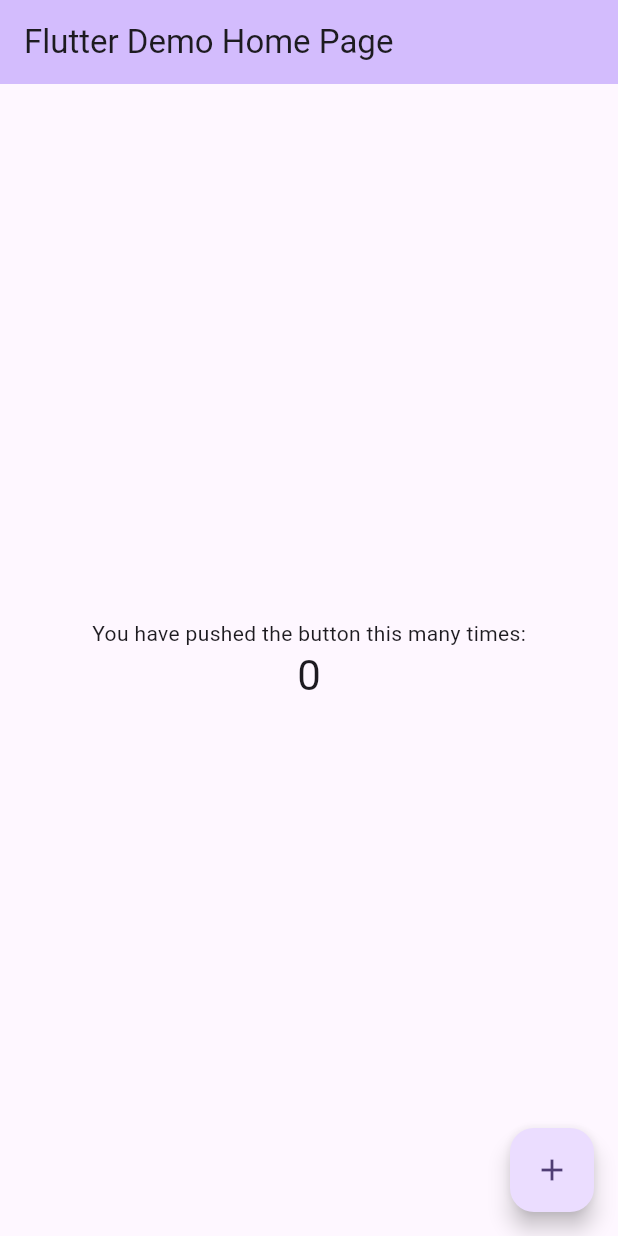
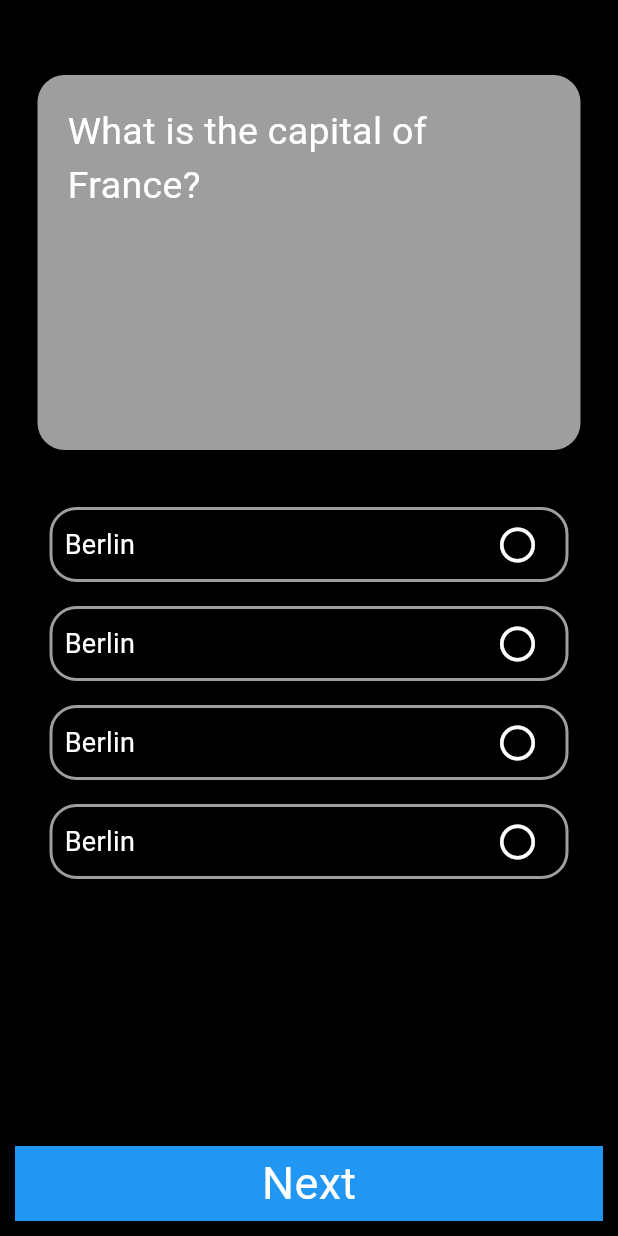
Before and after one commit to Pranavp37/quiz_app, a Flutter app: the screen it shows after launch, on a phone screen of 412 x 824 dp. Run offline on Flutter 3.47's test engine with Material 3 defaults, Android fonts, the phone set to English and light mode, and no system bars.

Commit message:
ui completed

```diff
--- /dev/null
+++ b/lib/dummy_db.dart
@@ -0,0 +1,74 @@
+class DummyDb {
+  static List<Map<String, dynamic>> questions = [
+    {
+      "question": "What is the capital of France?",
+      "options": ["Berlin", "Paris", "Madrid", "Rome"],
+      "answer": 1, // Paris
+    },
+    {
+      "question": "What is 2 + 2?",
+      "options": ["3", "4", "5", "6"],
+      "answer": 1, // 4
+    },
+    {
+      "question": "Who wrote 'Romeo and Juliet'?",
+      "options": [
+        "William Shakespeare",
+        "Charles Dickens",
+        "Mark Twain",
+        "Jane Austen"
+      ],
+      "answer": 0, // William Shakespeare
+    },
+    {
+      "question": "Which planet is known as the Red Planet?",
+      "options": ["Earth", "Mars", "Jupiter", "Saturn"],
+      "answer": 1, // Mars
+    },
+    {
+      "question": "What is the largest ocean on Earth?",
+      "options": [
+        "Atlantic Ocean",
+        "Indian Ocean",
+        "Pacific Ocean",
+        "Arctic Ocean"
+      ],
+      "answer": 2, // Pacific Ocean
+    },
+    {
+      "question": "What is the square root of 64?",
+      "options": ["6", "7", "8", "9"],
+      "answer": 2, // 8
+    },
+    {
+      "question": "Which element has the chemical symbol 'O'?",
+      "options": ["Oxygen", "Osmium", "Gold", "Silver"],
+      "answer": 0, // Oxygen
+    },
+    {
+      "question": "In which year did the Titanic sink?",
+      "options": ["1910", "1912", "1914", "1916"],
+      "answer": 1, // 1912
+    },
+    {
+      "question": "What is the hardest natural substance on Earth?",
+      "options": ["Gold", "Iron", "Diamond", "Quartz"],
+      "answer": 2, // Diamond
+    },
+    {
+      "question": "Which country is known as the Land of the Rising Sun?",
+      "options": ["China", "Japan", "Thailand", "India"],
+      "answer": 1, // Japan
+    },
+    {
+      "question": "How many continents are there on Earth?",
+      "options": ["5", "6", "7", "8"],
+      "answer": 2, // 7
+    },
+    {
+      "question": "What is the boiling point of water?",
+      "options": ["90°C", "100°C", "110°C", "120°C"],
+      "answer": 1, // 100°C
+    },
+  ];
+}
--- a/lib/main.dart
+++ b/lib/main.dart
@@ -1,4 +1,5 @@
 import 'package:flutter/material.dart';
+import 'package:quiz/views/home_screen/home_screen.dart';
 
 void main() {
   runApp(const MyApp());
@@ -10,116 +11,9 @@
   // This widget is the root of your application.
   @override
   Widget build(BuildContext context) {
-    return MaterialApp(
-      title: 'Flutter Demo',
-      theme: ThemeData(
-        // This is the theme of your application.
-        //
-        // TRY THIS: Try running your application with "flutter run". You'll see
-        // the application has a purple toolbar. Then, without quitting the app,
-        // try changing the seedColor in the colorScheme below to Colors.green
-        // and then invoke "hot reload" (save your changes or press the "hot
-        // reload" button in a Flutter-supported IDE, or press "r" if you used
-        // the command line to start the app).
-        //
-        // Notice that the counter didn't reset back to zero; the application
-        // state is not lost during the reload. To reset the state, use hot
-        // restart instead.
-        //
-        // This works for code too, not just values: Most code changes can be
-        // tested with just a hot reload.
-        colorScheme: ColorScheme.fromSeed(seedColor: Colors.deepPurple),
-        useMaterial3: true,
-      ),
-      home: const MyHomePage(title: 'Flutter Demo Home Page'),
+    return const MaterialApp(
+      debugShowCheckedModeBanner: false,
+      home: HomeScreen(),
     );
   }
 }
-
-class MyHomePage extends StatefulWidget {
-  const MyHomePage({super.key, required this.title});
-
-  // This widget is the home page of your application. It is stateful, meaning
-  // that it has a State object (defined below) that contains fields that affect
-  // how it looks.
-
-  // This class is the configuration for the state. It holds the values (in this
-  // case the title) provided by the parent (in this case the App widget) and
-  // used by the build method of the State. Fields in a Widget subclass are
-  // always marked "final".
-
-  final String title;
-
-  @override
-  State<MyHomePage> createState() => _MyHomePageState();
-}
-
-class _MyHomePageState extends State<MyHomePage> {
-  int _counter = 0;
-
-  void _incrementCounter() {
-    setState(() {
-      // This call to setState tells the Flutter framework that something has
-      // changed in this State, which causes it to rerun the build method below
-      // so that the display can reflect the updated values. If we changed
-      // _counter without calling setState(), then the build method would not be
-      // called again, and so nothing would appear to happen.
-      _counter++;
-    });
-  }
-
-  @override
-  Widget build(BuildContext context) {
-    // This method is rerun every time setState is called, for instance as done
-    // by the _incrementCounter method above.
-    //
-    // The Flutter framework has been optimized to make rerunning build methods
-    // fast, so that you can just rebuild anything that needs updating rather
-    // than having to individually change instances of widgets.
-    return Scaffold(
-      appBar: AppBar(
-        // TRY THIS: Try changing the color here to a specific color (to
-        // Colors.amber, perhaps?) and trigger a hot reload to see the AppBar
-        // change color while the other colors stay the same.
-        backgroundColor: Theme.of(context).colorScheme.inversePrimary,
-        // Here we take the value from the MyHomePage object that was created by
-        // the App.build method, and use it to set our appbar title.
-        title: Text(widget.title),
-      ),
-      body: Center(
-        // Center is a layout widget. It takes a single child and positions it
-        // in the middle of the parent.
-        child: Column(
-          // Column is also a layout widget. It takes a list of children and
-          // arranges them vertically. By default, it sizes itself to fit its
-          // children horizontally, and tries to be as tall as its parent.
-          //
-          // Column has various properties to control how it sizes itself and
-          // how it positions its children. Here we use mainAxisAlignment to
-          // center the children vertically; the main axis here is the vertical
-          // axis because Columns are vertical (the cross axis would be
-          // horizontal).
-          //
-          // TRY THIS: Invoke "debug painting" (choose the "Toggle Debug Paint"
-          // action in the IDE, or press "p" in the console), to see the
-          // wireframe for each widget.
-          mainAxisAlignment: MainAxisAlignment.center,
-          children: <Widget>[
-            const Text(
-              'You have pushed the button this many times:',
-            ),
-            Text(
-              '$_counter',
-              style: Theme.of(context).textTheme.headlineMedium,
-            ),
-          ],
-        ),
-      ),
-      floatingActionButton: FloatingActionButton(
-        onPressed: _incrementCounter,
-        tooltip: 'Increment',
-        child: const Icon(Icons.add),
-      ), // This trailing comma makes auto-formatting nicer for build methods.
-    );
-  }
-}
--- /dev/null
+++ b/lib/views/home_screen/home_screen.dart
@@ -0,0 +1,115 @@
+import 'dart:math';
+
+import 'package:flutter/material.dart';
+import 'package:quiz/dummy_db.dart';
+
+class HomeScreen extends StatefulWidget {
+  const HomeScreen({super.key});
+
+  @override
+  State<HomeScreen> createState() => _HomeScreenState();
+}
+
+class _HomeScreenState extends State<HomeScreen> {
+  int questionIndex = 0;
+
+  @override
+  Widget build(BuildContext context) {
+    return Scaffold(
+        backgroundColor: Colors.black,
+        body: Container(
+          padding: const EdgeInsets.symmetric(vertical: 50, horizontal: 25),
+          child: Column(
+            children: [
+              Container(
+                padding: const EdgeInsets.all(20),
+                height: 250,
+                width: double.infinity,
+                decoration: BoxDecoration(
+                  borderRadius: BorderRadius.circular(18),
+                  color: Colors.grey,
+                ),
+                child: Expanded(
+                  child: Text(
+                    DummyDb.questions[questionIndex]['question'],
+                    style: const TextStyle(
+                      color: Colors.white,
+                      fontSize: 25,
+                    ),
+                  ),
+                ),
+              ),
+              const SizedBox(
+                height: 30,
+              ),
+              Column(
+                children: List.generate(
+                  4,
+                  (index) => Padding(
+                    padding: const EdgeInsets.all(8.0),
+                    child: Container(
+                      padding: const EdgeInsets.symmetric(
+                        horizontal: 8,
+                      ),
+                      height: 50,
+                      decoration: BoxDecoration(
+                          borderRadius: BorderRadius.circular(18),
+                          color: Colors.transparent,
+                          border: Border.all(color: Colors.grey, width: 2)),
+                      child: Row(
+                        mainAxisAlignment: MainAxisAlignment.spaceBetween,
+                        children: [
+                          Text(
+                            DummyDb.questions[questionIndex]['options']
+                                    [questionIndex]
+                                .toString(),
+                            style: const TextStyle(
+                                color: Colors.white, fontSize: 18),
+                          ),
+                          IconButton(
+                              onPressed: () {},
+                              icon: const Icon(
+                                Icons.circle_outlined,
+                                color: Colors.white,
+                                size: 28,
+                              ))
+                        ],
+                      ),
+                    ),
+                  ),
+                ),
+              ),
+            ],
+          ),
+        ),
+        bottomNavigationBar: GestureDetector(
+          onTap: () {
+            if (questionIndex < DummyDb.questions.length - 1) {
+              setState(() {
+                questionIndex++;
+              });
+            } else {
+              ScaffoldMessenger.of(context).showSnackBar(const SnackBar(
+                  backgroundColor: Colors.red,
+                  content: Text(
+                    'End',
+                    style: TextStyle(fontSize: 20, color: Colors.white),
+                  )));
+            }
+          },
+          child: Padding(
+            padding: const EdgeInsets.all(10.0),
+            child: Container(
+              height: 50,
+              decoration: const BoxDecoration(
+                color: Colors.blue,
+              ),
+              child: const Center(
+                child: Text('Next',
+                    style: TextStyle(color: Colors.white, fontSize: 30)),
+              ),
+            ),
+          ),
+        ));
+  }
+}
```
